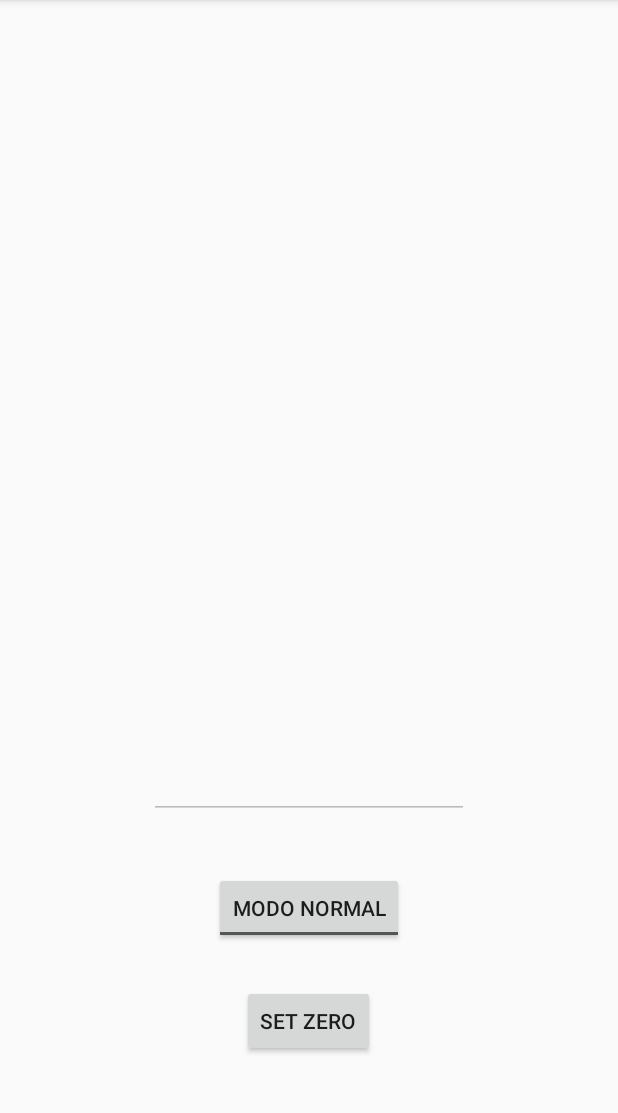
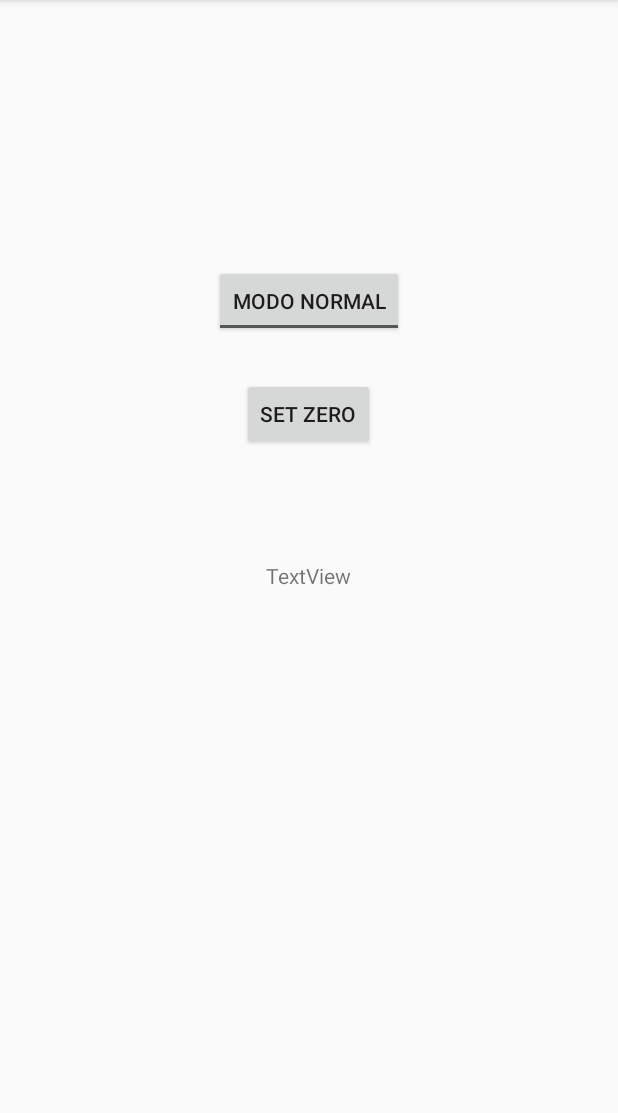
Before and after one commit to ddearauj/Scale, an Android app: the screen it shows after launch (MainActivity), on a phone screen of 412 x 824 dp, the part 84-1197 px from its top. Run offline under Robolectric (Android 15) with nearby library versions, the phone set to English and light mode, and no system bars.

Commit message:
Adding base app

```diff
--- a/MyPersonalScale/app/src/main/java/com/example/fernando/mypersonalscale/MainActivity.java
+++ b/MyPersonalScale/app/src/main/java/com/example/fernando/mypersonalscale/MainActivity.java
@@ -40,6 +40,7 @@ public class MainActivity extends AppCompatActivity {
     protected void onCreate(Bundle savedInstanceState) {
         super.onCreate(savedInstanceState);
         setContentView(R.layout.activity_main);
+        TextView textview = (TextView) findViewById(R.id.textView);
     }
 
 	public boolean BTinit()
@@ -66,6 +67,7 @@ public class MainActivity extends AppCompatActivity {
 	        }
 	        else
 	        {
+                Toast.makeText(this, "BTinit", Toast.LENGTH_SHORT).show();
 	            for (BluetoothDevice iterator : bondedDevices)
 	            {
 	                if(iterator.getAddress().equals(DEVICE_ADDRESS))
@@ -113,10 +115,10 @@ public class MainActivity extends AppCompatActivity {
         {
             if(BTconnect())
             {
-                setUiEnabled(true);
                 deviceConnected=true;
-                beginListenForData();
+                //beginListenForData();
                 textView.append("\nConnection Opened!\n");
+
             }
 
         }
--- a/MyPersonalScale/app/src/main/res/layout/activity_main.xml
+++ b/MyPersonalScale/app/src/main/res/layout/activity_main.xml
@@ -10,20 +10,6 @@
     android:paddingTop="@dimen/activity_vertical_margin"
     tools:context="com.example.fernando.mypersonalscale.MainActivity">
 
-    <EditText
-        android:layout_width="wrap_content"
-        android:layout_height="wrap_content"
-        android:inputType="numberDecimal"
-        android:ems="10"
-        android:id="@+id/editText"
-        android:layout_alignParentBottom="true"
-        android:layout_centerHorizontal="true"
-        android:layout_marginBottom="206dp"
-        android:layout_centerVertical="true"
-        android:autoText="false"
-        android:editable="false"
-        android:enabled="false" />
-
     <ToggleButton
         android:layout_width="wrap_content"
         android:layout_height="wrap_content"
@@ -34,12 +20,21 @@
         android:layout_above="@+id/button"
         android:layout_centerHorizontal="true" />
 
+    <TextView
+        android:text="TextView"
+        android:layout_width="wrap_content"
+        android:layout_height="wrap_content"
+        android:layout_centerVertical="true"
+        android:layout_centerHorizontal="true"
+        android:id="@+id/textView" />
+
     <Button
         android:text="@string/tara"
         android:layout_width="wrap_content"
         android:layout_height="wrap_content"
-        android:layout_marginBottom="47dp"
+        android:layout_marginBottom="74dp"
         android:id="@+id/button"
-        android:layout_alignParentBottom="true"
+        android:onClick="onClickStart"
+        android:layout_above="@+id/textView"
         android:layout_centerHorizontal="true" />
 </RelativeLayout>
```
